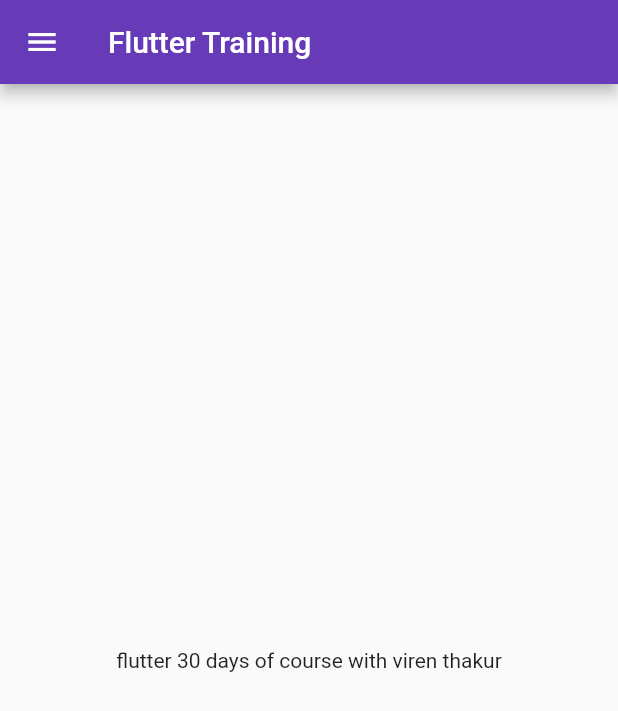
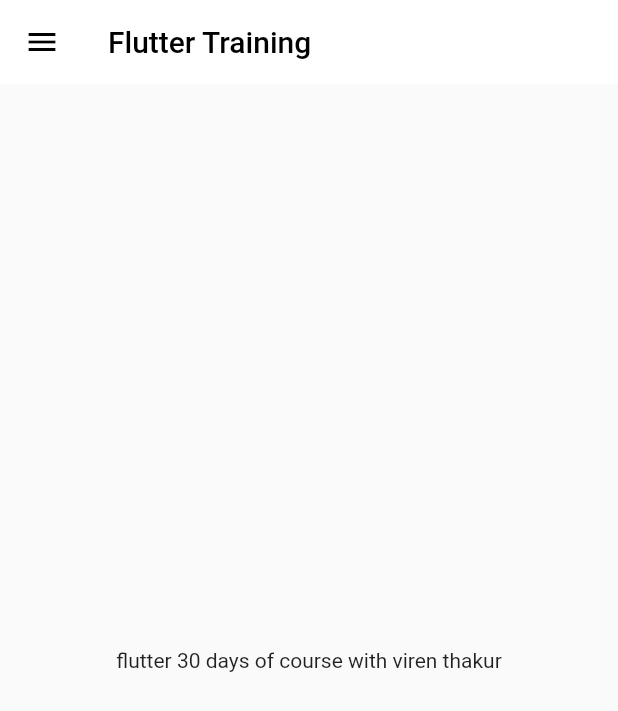
Before and after one commit to vrnthakur43/flutter_training, a Flutter app: the screen it shows after launch, on a phone screen of 412 x 824 dp. Shown: the top 711 px of the screen. Run offline on Flutter 3.47's test engine with Material 2 defaults, Android fonts, the phone set to English and light mode, and no system bars.

Commit message:
theme extracted

```diff
--- a/lib/main.dart
+++ b/lib/main.dart
@@ -3,6 +3,7 @@ import 'package:flutter_training/pages/home_page.dart';
 import 'package:flutter_training/pages/login_page.dart';
 import 'package:flutter_training/pages/practice_page.dart';
 import 'package:flutter_training/utils/MyRoutes.dart';
+import 'package:flutter_training/utils/MyTheme.dart';
 
 void main() {
   runApp(MyApp());
@@ -15,12 +16,9 @@ class MyApp extends StatelessWidget {
   Widget build(BuildContext context) {
     return MaterialApp(
       themeMode: ThemeMode.light,
-      theme: ThemeData(
-          primarySwatch: Colors.deepPurple,
-       ),
-      darkTheme: ThemeData(
-        brightness: Brightness.dark,
-      ),
+      debugShowCheckedModeBanner: false,
+      theme: MyTheme.lightTheme(context),
+      darkTheme: MyTheme.darkTheme(context),
       initialRoute: MyRoute.homeRoute,
       routes: {
         MyRoute.homeRoute: (context) => HomePage(),
--- a/lib/pages/home_page.dart
+++ b/lib/pages/home_page.dart
@@ -11,7 +11,7 @@ class HomePage extends StatelessWidget {
     final String name = "viren thakur";
     return Scaffold(
       appBar: AppBar(
-        title: Text("Flutter Training"),
+        title: Text("Flutter Training",style: TextStyle(color: Colors.black),),
       ),
       body: Center(child: Text("flutter $days days of course with $name")),
       drawer: MyDrawer(),
--- /dev/null
+++ b/lib/utils/MyTheme.dart
@@ -0,0 +1,18 @@
+
+
+import 'package:flutter/material.dart';
+
+class MyTheme{
+  static ThemeData lightTheme(BuildContext context) => ThemeData(
+      primarySwatch: Colors.deepPurple,
+      appBarTheme: AppBarTheme(
+        color: Colors.white,
+        elevation: 0.0,
+        iconTheme: IconThemeData(color: Colors.black),
+      )
+  );
+
+  static ThemeData darkTheme(BuildContext context) => ThemeData(
+    brightness: Brightness.dark,
+  );
+}
```
